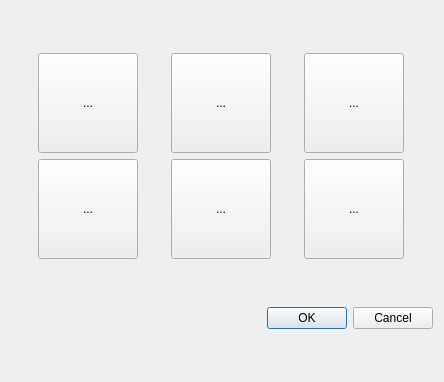
This is Qt-IM/avatar.ui in XiaoZheng2003/BIT-QT-IM as Qt 5 draws it before an edit. The edited form follows.
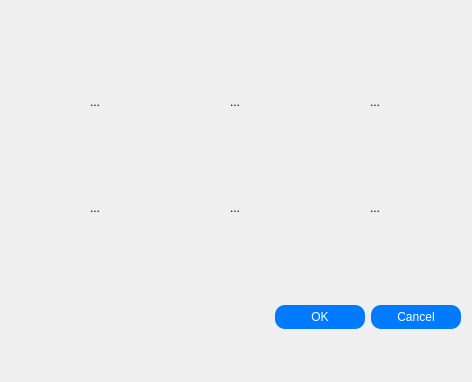
This is the edited form. Icons and pictures are not drawn.

What changed in the file:
```diff
--- a/Qt-IM/avatar.ui
+++ b/Qt-IM/avatar.ui
@@ -6,7 +6,7 @@
    <rect>
     <x>0</x>
     <y>0</y>
-    <width>444</width>
+    <width>472</width>
     <height>382</height>
    </rect>
   </property>
@@ -30,6 +30,20 @@
          <height>100</height>
         </size>
        </property>
+       <property name="styleSheet">
+        <string notr="true">        QToolButton {
+            border: none;
+        }
+        
+        QToolButton:hover {
+            border: 1px solid  rgb(136, 138, 133);
+            border-radius:10px;
+        }
+        
+        QToolButton:pressed {
+            background-color: rgb(255, 255, 255);
+        }</string>
+       </property>
        <property name="text">
         <string>...</string>
        </property>
@@ -65,6 +79,20 @@
          <height>100</height>
         </size>
        </property>
+       <property name="styleSheet">
+        <string notr="true">        QToolButton {
+            border: none;
+        }
+        
+        QToolButton:hover {
+            border: 1px solid  rgb(136, 138, 133);
+            border-radius:10px;
+        }
+        
+        QToolButton:pressed {
+            background-color: rgb(255, 255, 255);
+        }</string>
+       </property>
        <property name="text">
         <string>...</string>
        </property>
@@ -100,6 +128,20 @@
          <height>100</height>
         </size>
        </property>
+       <property name="styleSheet">
+        <string notr="true">        QToolButton {
+            border: none;
+        }
+        
+        QToolButton:hover {
+            border: 1px solid  rgb(136, 138, 133);
+            border-radius:10px;
+        }
+        
+        QToolButton:pressed {
+            background-color: rgb(255, 255, 255);
+        }</string>
+       </property>
        <property name="text">
         <string>...</string>
        </property>
@@ -135,6 +177,20 @@
          <height>100</height>
         </size>
        </property>
+       <property name="styleSheet">
+        <string notr="true">        QToolButton {
+            border: none;
+        }
+        
+        QToolButton:hover {
+            border: 1px solid  rgb(136, 138, 133);
+            border-radius:10px;
+        }
+        
+        QToolButton:pressed {
+            background-color: rgb(255, 255, 255);
+        }</string>
+       </property>
        <property name="text">
         <string>...</string>
        </property>
@@ -170,6 +226,20 @@
          <height>100</height>
         </size>
        </property>
+       <property name="styleSheet">
+        <string notr="true">        QToolButton {
+            border: none;
+        }
+        
+        QToolButton:hover {
+            border: 1px solid  rgb(136, 138, 133);
+            border-radius:10px;
+        }
+        
+        QToolButton:pressed {
+            background-color: rgb(255, 255, 255);
+        }</string>
+       </property>
        <property name="text">
         <string>...</string>
        </property>
@@ -205,6 +275,22 @@
          <height>100</height>
         </size>
        </property>
+       <property name="styleSheet">
+        <string notr="true">        QToolButton {
+            border: none;
+        }
+        
+        QToolButton:hover {
+
+            border: 1px solid  rgb(136, 138, 133);
+            border-radius:10px;
+        }
+        
+        QToolButton:pressed {
+            background-color: rgb(255, 255, 255);
+          
+        }</string>
+       </property>
        <property name="text">
         <string>...</string>
        </property>
@@ -230,6 +316,22 @@
    </item>
    <item>
     <widget class="QDialogButtonBox" name="buttonBox">
+     <property name="styleSheet">
+      <string notr="true">QPushButton {
+               background-color:#007BFF;
+               color: white;
+               padding: 5px;
+               border: none;
+               border-radius: 10px;
+              min-width:80px;
+ }
+
+
+QPushButton:hover {
+              background-color:  #9cd3fa;
+}
+</string>
+     </property>
      <property name="orientation">
       <enum>Qt::Horizontal</enum>
      </property>
```
